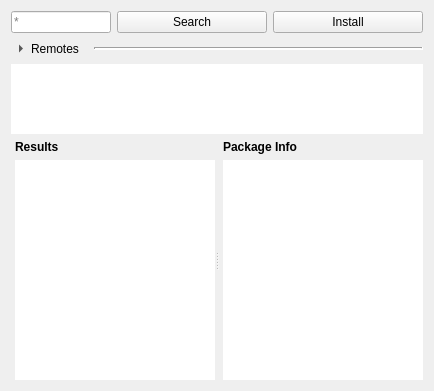
Qt form src/conan_explorer/ui/views/conan_search/conan_search.ui (goszpeti/conan_explorer) before a commit.
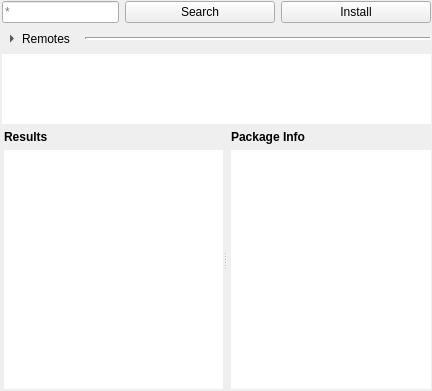
The same form after that commit. Icons and pictures are not drawn. Custom widgets are drawn as their Qt base class.

What changed in the file:
```diff
--- a/src/conan_explorer/ui/views/conan_search/conan_search.ui
+++ b/src/conan_explorer/ui/views/conan_search/conan_search.ui
@@ -17,6 +17,18 @@
    <string notr="true"/>
   </property>
   <layout class="QVBoxLayout" name="verticalLayout">
+   <property name="leftMargin">
+    <number>2</number>
+   </property>
+   <property name="topMargin">
+    <number>1</number>
+   </property>
+   <property name="rightMargin">
+    <number>1</number>
+   </property>
+   <property name="bottomMargin">
+    <number>2</number>
+   </property>
    <item>
     <layout class="QHBoxLayout" name="search_text_button_layout" stretch="1,1,1">
      <property name="sizeConstraint">
@@ -245,7 +257,7 @@
         <enum>QLayout::SetMinAndMaxSize</enum>
        </property>
        <property name="leftMargin">
-        <number>4</number>
+        <number>2</number>
        </property>
        <item>
         <widget class="QLabel" name="results_label">
```
